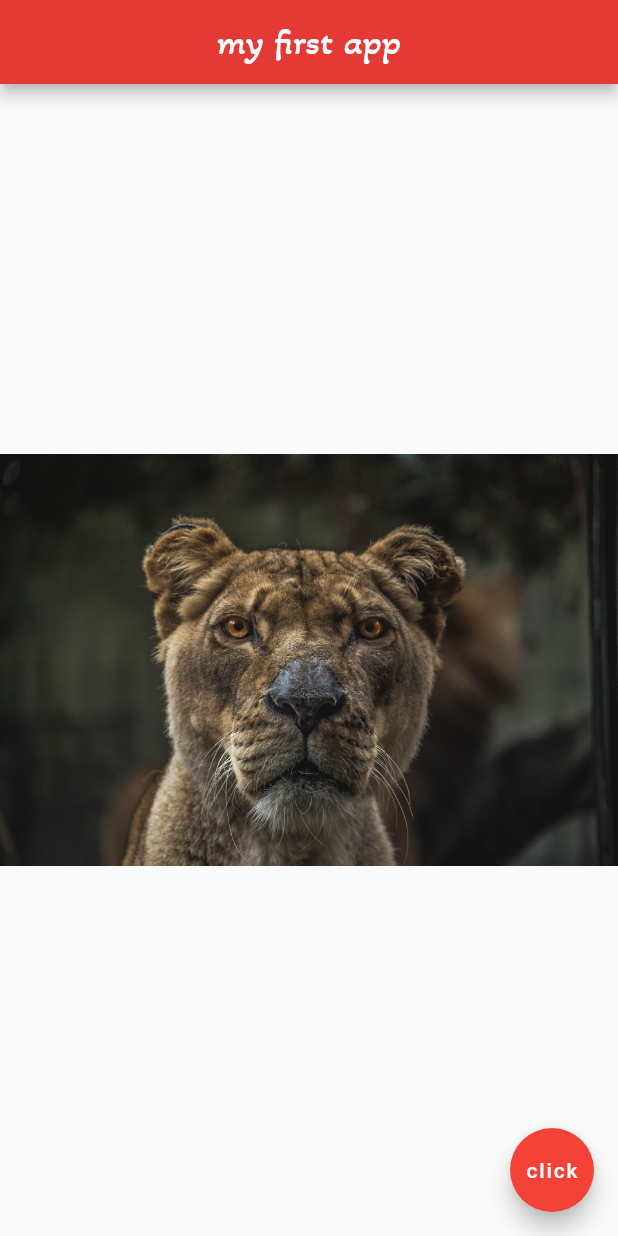
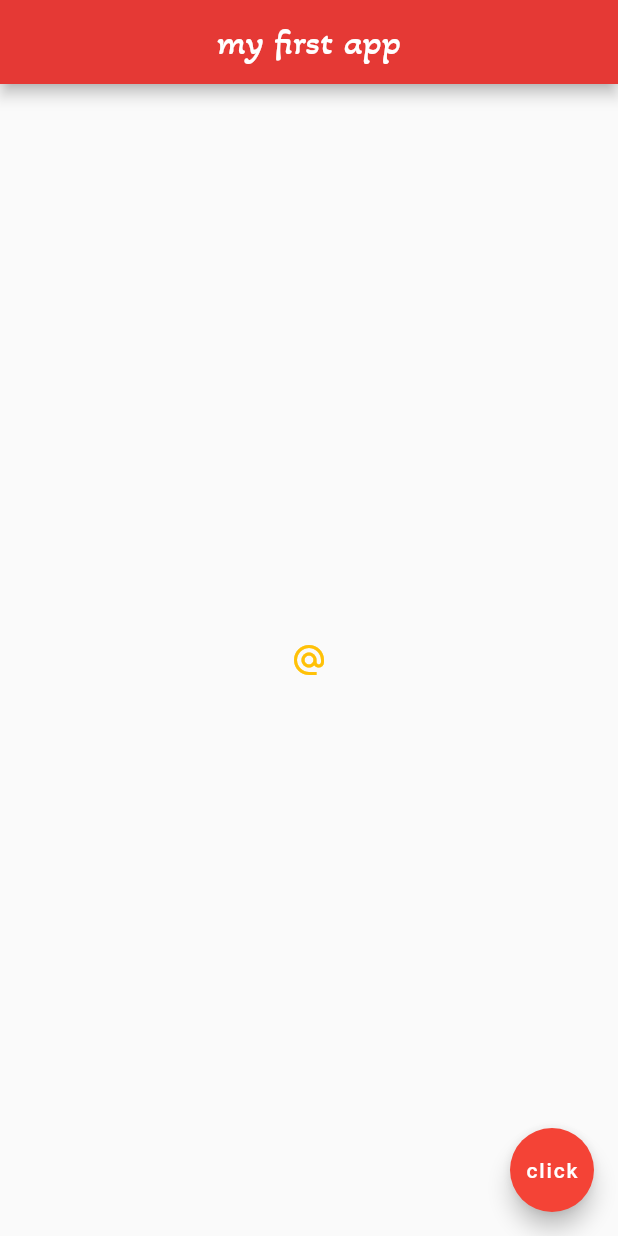
Before and after one commit to denamyte/flutter_thenetninja_01_myapp, a Flutter app: the screen it shows after launch, on a phone screen of 412 x 824 dp. Run offline on Flutter 3.47's test engine with Material 2 defaults, Android fonts, the phone set to English and light mode, and no system bars.

Commit message:
Flutter Tutorial for Beginners #9 - Buttons & Icons(https://www.youtube.com/watch?v=ABmqtI7ec7E)

```diff
--- a/lib/main.dart
+++ b/lib/main.dart
@@ -20,12 +20,23 @@ class Home extends StatelessWidget {
         backgroundColor: Colors.red[600],
       ),
       body: Center(
-        // child: Image(
-          // image: NetworkImage('https://images.unsplash.com/photo-1615199905555-1dc4f184621a?ixid=MXwxMjA3fDB8MHxwaG90by1wYWdlfHx8fGVufDB8fHw%3D&ixlib=rb-1.2.1&auto=format&fit=crop&w=1241&q=80'),
-          // image: AssetImage('assets/images/pic-3.jpg'),
-        // ),
-        // child: Image.network('a url from the Internet'),
-        child: Image.asset('assets/images/pic-3.jpg'),
+        child: IconButton(
+          onPressed: () {
+            print('you clicked an icon button');
+          },
+          icon: Icon(Icons.alternate_email),
+          color: Colors.amber,
+        )
+          /*ElevatedButton.icon(
+          onPressed: () {},
+          icon: Icon(
+            Icons.mail
+          ),
+          label: Text('mail me'),
+          style: ButtonStyle(
+            backgroundColor: MaterialStateProperty.all(Colors.amber),
+          ),
+        ),*/
       ),
       floatingActionButton: FloatingActionButton(
         onPressed: () {},
```
